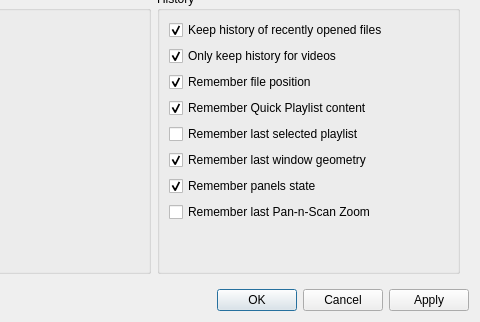
First picture: the form in src/settingswindow.ui, repository mpc-qt/mpc-qt, before the edit; both pictures show x 416 to 896 and y 316 to 638 of the 896 by 638 pixel window.
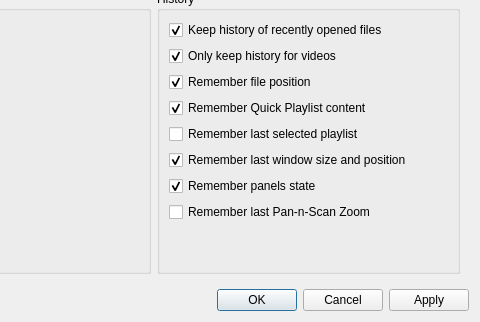
Second picture: the form after the edit.

Commit message:
settingswindow: Rename "Remember last window geometry"
To "Remember last window size and position".

```diff
--- a/src/settingswindow.ui
+++ b/src/settingswindow.ui
@@ -238,7 +238,7 @@
               <item>
                <widget class="QCheckBox" name="playerRememberWindowGeometry">
                 <property name="text">
-                 <string>Remember last window geometry</string>
+                 <string>Remember last window size and position</string>
                 </property>
                 <property name="checked">
                  <bool>true</bool>
```
The commit also changes 17 other files.
